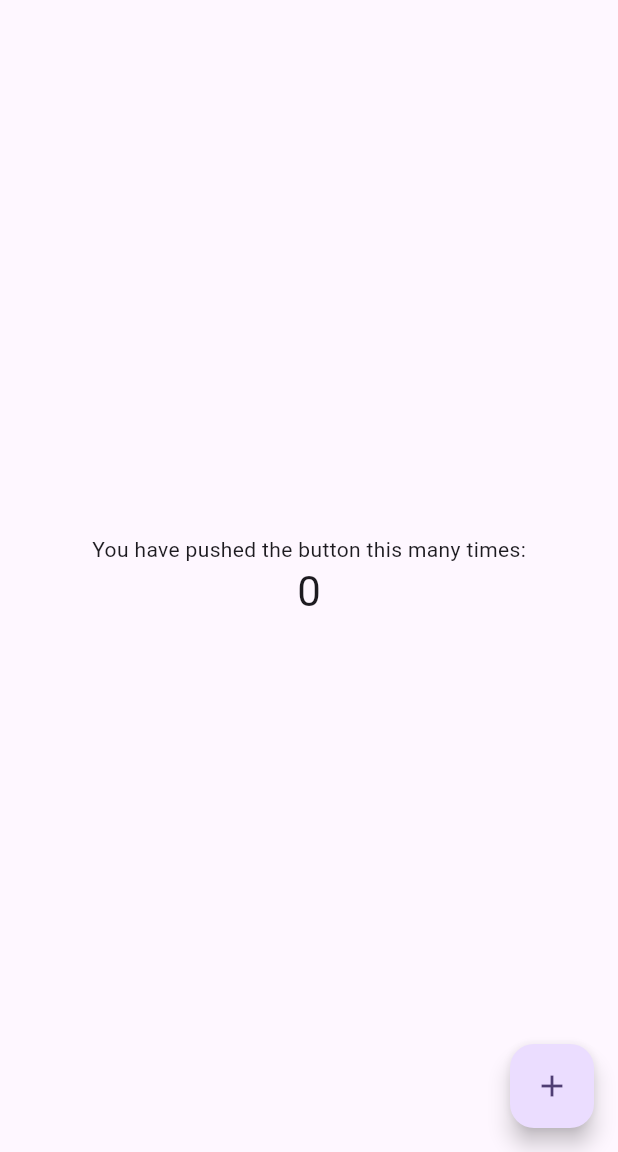
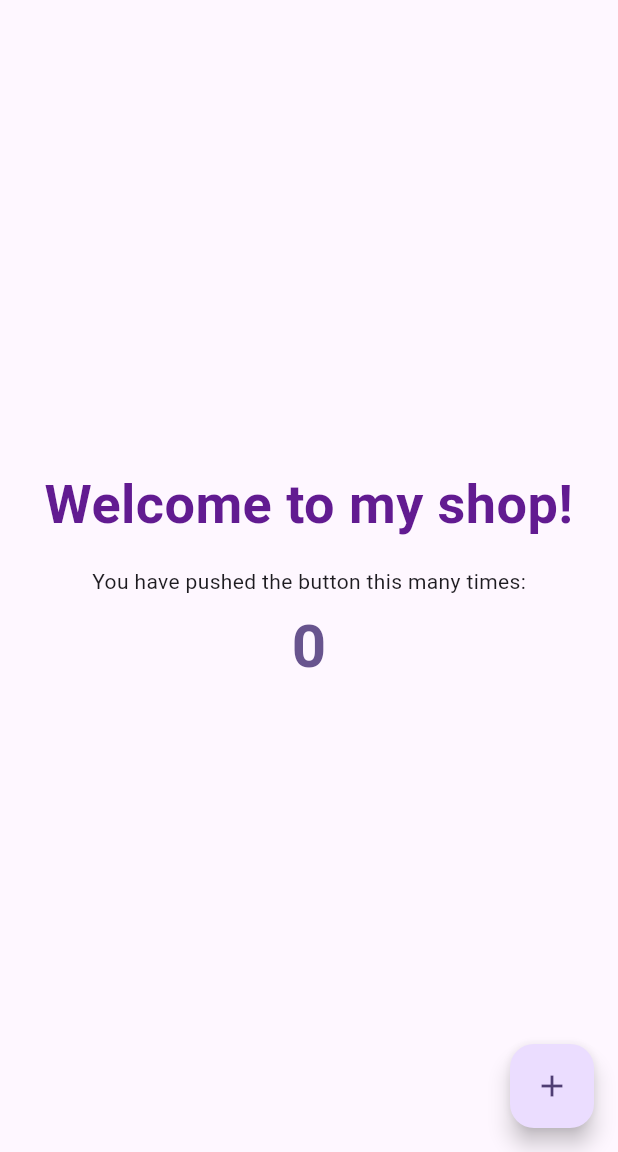
Before and after one commit to smillwvy/Flutter-Application-1, a Flutter app: the screen it shows after launch, on a phone screen of 412 x 824 dp, the part 84-1236 px from its top. Run offline on Flutter 3.47's test engine with Material 3 defaults, Android fonts, the phone set to English and light mode, and no system bars.

Commit message:
Change the text and style

```diff
--- a/lib/main.dart
+++ b/lib/main.dart
@@ -102,12 +102,29 @@ class _MyHomePageState extends State<MyHomePage> {
           // TRY THIS: Invoke "debug painting" (choose the "Toggle Debug Paint"
           // action in the IDE, or press "p" in the console), to see the
           // wireframe for each widget.
+
           mainAxisAlignment: MainAxisAlignment.center,
           children: <Widget>[
+            Text(
+              'Welcome to my shop!',
+              textAlign: TextAlign.center,
+              style: TextStyle(
+                fontSize: 36,
+                fontWeight: FontWeight.bold,
+                color: Color.fromARGB(255, 98, 27, 145), // purple
+                letterSpacing: 0.3,
+              ),
+            ),
+            const SizedBox(height: 16),
             const Text('You have pushed the button this many times:'),
+            const SizedBox(height: 8),
             Text(
               '$_counter',
-              style: Theme.of(context).textTheme.headlineMedium,
+              style: Theme.of(context).textTheme.headlineMedium?.copyWith(
+                    fontSize: 40,
+                    fontWeight: FontWeight.w700,
+                    color: Theme.of(context).colorScheme.primary,
+                  ),
             ),
           ],
         ),
--- a/pubspec.yaml
+++ b/pubspec.yaml
@@ -1,5 +1,5 @@
 name: sandwich_shop
-description: "A new Flutter project."
+description: "A Flutter project for a sandwich shop."
 # The following line prevents the package from being accidentally published to
 # pub.dev using `flutter pub publish`. This is preferred for private packages.
 publish_to: 'none' # Remove this line if you wish to publish to pub.dev
```
